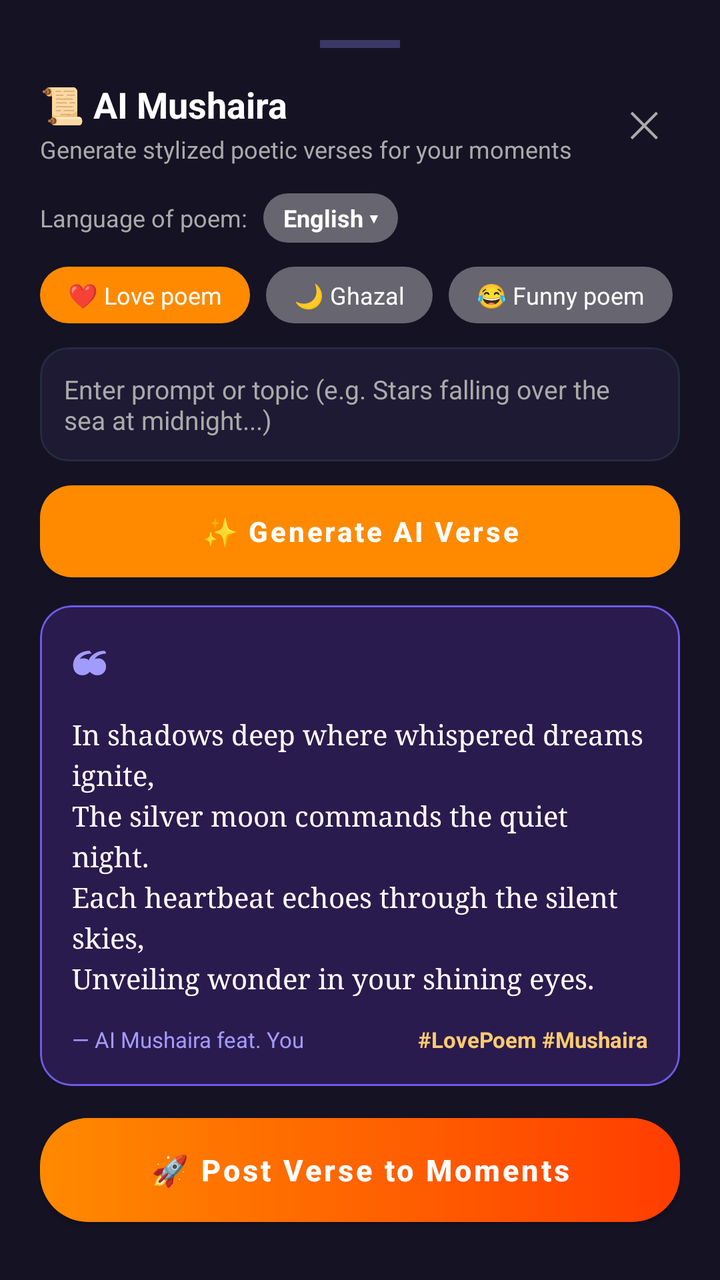
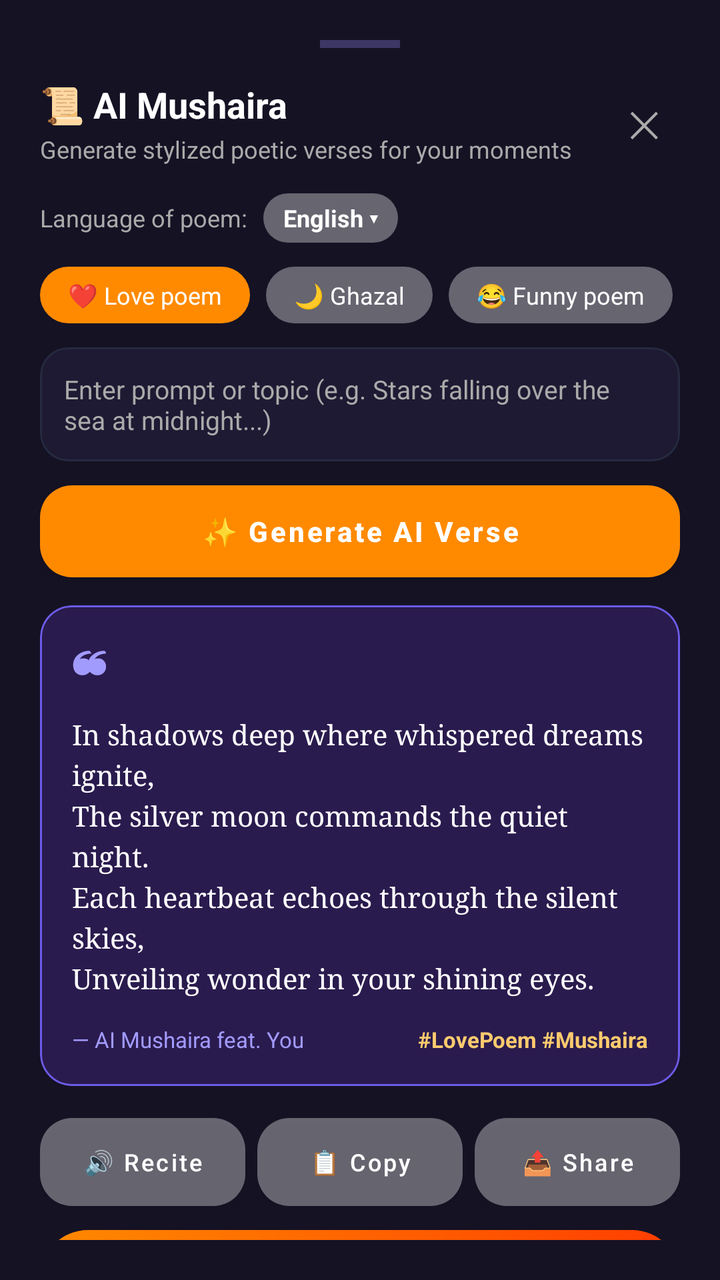

The first picture is an Android layout as it rendered before a commit; the second is the same layout after the commit. The layout source and the unified diff follow.
<!-- AndroidManifest.xml: application theme Theme.UnrealStar -->
<!-- res/layout/sheet_ai_mushaira.xml -->
<?xml version="1.0" encoding="utf-8"?>
<LinearLayout xmlns:android="http://schemas.android.com/apk/res/android"
    xmlns:app="http://schemas.android.com/apk/res-auto"
    xmlns:tools="http://schemas.android.com/tools"
    android:layout_width="match_parent"
    android:layout_height="wrap_content"
    android:background="#151224"
    android:orientation="vertical"
    android:padding="20dp">

    
    <View
        android:layout_width="40dp"
        android:layout_height="4dp"
        android:layout_gravity="center_horizontal"
        android:layout_marginBottom="16dp"
        android:background="#3D3766" />

    
    <RelativeLayout
        android:layout_width="match_parent"
        android:layout_height="wrap_content"
        android:layout_marginBottom="14dp">

        <LinearLayout
            android:layout_width="wrap_content"
            android:layout_height="wrap_content"
            android:layout_alignParentStart="true"
            android:layout_centerVertical="true"
            android:orientation="vertical">

            <TextView
                android:layout_width="wrap_content"
                android:layout_height="wrap_content"
                android:text="📜 AI Mushaira"
                android:textColor="@color/text_white"
                android:textSize="18sp"
                android:textStyle="bold" />

            <TextView
                android:layout_width="wrap_content"
                android:layout_height="wrap_content"
                android:layout_marginTop="2dp"
                android:text="Generate stylized poetic verses for your moments"
                android:textColor="@color/text_muted"
                android:textSize="12sp" />
        </LinearLayout>

        <TextView
            android:id="@+id/btnCloseMushaira"
            android:layout_width="36dp"
            android:layout_height="36dp"
            android:layout_alignParentEnd="true"
            android:layout_centerVertical="true"
            android:background="?attr/selectableItemBackgroundBorderless"
            android:gravity="center"
            android:text="✕"
            android:textColor="@color/text_muted"
            android:textSize="18sp" />
    </RelativeLayout>

    
    <LinearLayout
        android:layout_width="match_parent"
        android:layout_height="wrap_content"
        android:layout_marginBottom="12dp"
        android:gravity="center_vertical"
        android:orientation="horizontal">

        <TextView
            android:layout_width="wrap_content"
            android:layout_height="wrap_content"
            android:text="Language of poem:"
            android:textColor="@color/text_muted"
            android:textSize="12sp" />

        <TextView
            android:id="@+id/tvPoemLanguage"
            android:layout_width="wrap_content"
            android:layout_height="wrap_content"
            android:layout_marginStart="8dp"
            android:background="@drawable/bg_chip_translucent"
            android:paddingHorizontal="10dp"
            android:paddingVertical="4dp"
            android:text="English ▾"
            android:textColor="@color/text_white"
            android:textSize="12sp"
            android:textStyle="bold" />
    </LinearLayout>

    
    <HorizontalScrollView
        android:layout_width="match_parent"
        android:layout_height="wrap_content"
        android:layout_marginBottom="12dp"
        android:scrollbars="none">

        <LinearLayout
            android:id="@+id/layoutPoemStyles"
            android:layout_width="wrap_content"
            android:layout_height="wrap_content"
            android:orientation="horizontal">

            <TextView
                android:id="@+id/chipLovePoem"
                android:layout_width="wrap_content"
                android:layout_height="wrap_content"
                android:layout_marginEnd="8dp"
                android:background="@drawable/bg_chip_active"
                android:paddingHorizontal="14dp"
                android:paddingVertical="6dp"
                android:text="❤️ Love poem"
                android:textColor="@color/text_white"
                android:textSize="12sp" />

            <TextView
                android:id="@+id/chipGhazal"
                android:layout_width="wrap_content"
                android:layout_height="wrap_content"
                android:layout_marginEnd="8dp"
                android:background="@drawable/bg_chip_translucent"
                android:paddingHorizontal="14dp"
                android:paddingVertical="6dp"
                android:text="🌙 Ghazal"
                android:textColor="@color/text_white"
                android:textSize="12sp" />

            <TextView
                android:id="@+id/chipFunnyPoem"
                android:layout_width="wrap_content"
                android:layout_height="wrap_content"
                android:layout_marginEnd="8dp"
                android:background="@drawable/bg_chip_translucent"
                android:paddingHorizontal="14dp"
                android:paddingVertical="6dp"
                android:text="😂 Funny poem"
                android:textColor="@color/text_white"
                android:textSize="12sp" />

            <TextView
                android:id="@+id/chipOde"
                android:layout_width="wrap_content"
                android:layout_height="wrap_content"
                android:layout_marginEnd="8dp"
                android:background="@drawable/bg_chip_translucent"
                android:paddingHorizontal="14dp"
                android:paddingVertical="6dp"
                android:text="✨ Ode"
                android:textColor="@color/text_white"
                android:textSize="12sp" />

            <TextView
                android:id="@+id/chipShayari"
                android:layout_width="wrap_content"
                android:layout_height="wrap_content"
                android:layout_marginEnd="8dp"
                android:background="@drawable/bg_chip_translucent"
                android:paddingHorizontal="14dp"
                android:paddingVertical="6dp"
                android:text="💫 Shayari"
                android:textColor="@color/text_white"
                android:textSize="12sp" />
        </LinearLayout>
    </HorizontalScrollView>

    
    <com.google.android.material.card.MaterialCardView
        android:layout_width="match_parent"
        android:layout_height="wrap_content"
        android:layout_marginBottom="12dp"
        app:cardBackgroundColor="#1E1A33"
        app:cardCornerRadius="14dp"
        app:cardElevation="0dp"
        app:strokeColor="#252A40"
        app:strokeWidth="1dp">

        <EditText
            android:id="@+id/etPoemPrompt"
            android:layout_width="match_parent"
            android:layout_height="wrap_content"
            android:background="@null"
            android:gravity="top|start"
            android:hint="Enter prompt or topic (e.g. Stars falling over the sea at midnight...)"
            android:inputType="textMultiLine|textCapSentences"
            android:minLines="2"
            android:maxLines="4"
            android:padding="12dp"
            android:textColor="@color/text_white"
            android:textColorHint="@color/text_muted"
            android:textSize="13sp" />
    </com.google.android.material.card.MaterialCardView>

    
    <com.google.android.material.button.MaterialButton
        android:id="@+id/btnGenerateVerse"
        android:layout_width="match_parent"
        android:layout_height="46dp"
        android:layout_marginBottom="14dp"
        android:background="@drawable/bg_chip_active"
        android:text="✨ Generate AI Verse"
        android:textAllCaps="false"
        android:textColor="@color/text_white"
        android:textSize="14sp"
        android:textStyle="bold"
        app:backgroundTint="@null" />

    
    <com.google.android.material.card.MaterialCardView
        android:id="@+id/cardVersePreview"
        android:layout_width="match_parent"
        android:layout_height="wrap_content"
        android:layout_marginBottom="16dp"
        app:cardBackgroundColor="#2A1B4E"
        app:cardCornerRadius="16dp"
        app:cardElevation="0dp"
        app:strokeColor="#6C5CE7"
        app:strokeWidth="1dp">

        <LinearLayout
            android:layout_width="match_parent"
            android:layout_height="wrap_content"
            android:orientation="vertical"
            android:padding="16dp">

            <TextView
                android:layout_width="wrap_content"
                android:layout_height="wrap_content"
                android:text="❝"
                android:textColor="#A29BFE"
                android:textSize="24sp"
                android:textStyle="bold" />

            <TextView
                android:id="@+id/tvGeneratedVerse"
                android:layout_width="match_parent"
                android:layout_height="wrap_content"
                android:layout_marginVertical="6dp"
                android:lineSpacingExtra="4dp"
                android:text="In shadows deep where whispered dreams ignite,\nThe silver moon commands the quiet night.\nEach heartbeat echoes through the silent skies,\nUnveiling wonder in your shining eyes."
                android:textColor="@color/text_white"
                android:textSize="14sp"
                android:fontFamily="serif" />

            <RelativeLayout
                android:layout_width="match_parent"
                android:layout_height="wrap_content"
                android:layout_marginTop="8dp">

                <TextView
                    android:id="@+id/tvPoemAuthor"
                    android:layout_width="wrap_content"
                    android:layout_height="wrap_content"
                    android:layout_alignParentStart="true"
                    android:text="— AI Mushaira feat. You"
                    android:textColor="#A29BFE"
                    android:textSize="11sp" />

                <TextView
                    android:id="@+id/tvPoemTag"
                    android:layout_width="wrap_content"
                    android:layout_height="wrap_content"
                    android:layout_alignParentEnd="true"
                    android:text="#LovePoem #Mushaira"
                    android:textColor="#FDCB6E"
                    android:textSize="11sp"
                    android:textStyle="bold" />
            </RelativeLayout>
        </LinearLayout>
    </com.google.android.material.card.MaterialCardView>

    
    <com.google.android.material.button.MaterialButton
        android:id="@+id/btnPostPoemToFeed"
        android:layout_width="match_parent"
        android:layout_height="52dp"
        android:background="@drawable/bg_btn_gradient_orange"
        android:text="🚀 Post Verse to Moments"
        android:textAllCaps="false"
        android:textColor="@color/text_white"
        android:textSize="15sp"
        android:textStyle="bold"
        app:backgroundTint="@null" />
</LinearLayout>
<!-- resources referenced by this layout -->
<resources>
  <color name="text_muted">#AAAAAA</color>
  <color name="text_white">#FFFFFF</color>
  <!-- drawable bg_btn_gradient_orange (drawable) -->
  <?xml version="1.0" encoding="utf-8"?>
  <shape xmlns:android="http://schemas.android.com/apk/res/android"
      android:shape="rectangle">
      <gradient
          android:angle="0"
          android:startColor="#FF8A00"
          android:endColor="#FF3D00"
          android:type="linear" />
      <corners android:radius="24dp" />
  </shape>
  <!-- drawable bg_chip_active (drawable) -->
  <?xml version="1.0" encoding="utf-8"?>
  <shape xmlns:android="http://schemas.android.com/apk/res/android"
      android:shape="rectangle">
      <solid android:color="#FF8A00" />
      <corners android:radius="16dp" />
  </shape>
  <!-- drawable bg_chip_translucent (drawable) -->
  <?xml version="1.0" encoding="utf-8"?>
  <shape xmlns:android="http://schemas.android.com/apk/res/android"
      android:shape="rectangle">
      <solid android:color="@color/chip_translucent" />
      <corners android:radius="16dp" />
  </shape>
  <style name="Theme.UnrealStar" parent="Theme.MaterialComponents.DayNight.NoActionBar">
          <item name="colorPrimary">@color/primary</item>
          <item name="colorPrimaryVariant">@color/primary_variant</item>
          <item name="colorSecondary">@color/secondary</item>
          <item name="android:statusBarColor">@color/background_dark</item>
          <item name="android:navigationBarColor">@color/background_dark</item>
      </style>
  <color name="chip_translucent">#59FFFFFF</color>
  <color name="primary">#FF0055</color>
  <color name="primary_variant">#D60047</color>
  <color name="secondary">#FFD700</color>
  <color name="background_dark">#121212</color>
</resources>

<!-- the commit's change to res/layout/sheet_ai_mushaira.xml (unified diff, before → after) -->
@@ -269,6 +269,54 @@
     </com.google.android.material.card.MaterialCardView>
 
     
+    <LinearLayout
+        android:layout_width="match_parent"
+        android:layout_height="wrap_content"
+        android:layout_marginBottom="12dp"
+        android:orientation="horizontal"
+        android:weightSum="3">
+
+        <com.google.android.material.button.MaterialButton
+            android:id="@+id/btnListenPoem"
+            android:layout_width="0dp"
+            android:layout_height="44dp"
+            android:layout_weight="1"
+            android:layout_marginEnd="4dp"
+            android:background="@drawable/bg_chip_translucent"
+            android:text="🔊 Recite"
+            android:textAllCaps="false"
+            android:textColor="@color/text_white"
+            android:textSize="12sp"
+            app:backgroundTint="@null" />
+
+        <com.google.android.material.button.MaterialButton
+            android:id="@+id/btnCopyPoem"
+            android:layout_width="0dp"
+            android:layout_height="44dp"
+            android:layout_weight="1"
+            android:layout_marginHorizontal="2dp"
+            android:background="@drawable/bg_chip_translucent"
+            android:text="📋 Copy"
+            android:textAllCaps="false"
+            android:textColor="@color/text_white"
+            android:textSize="12sp"
+            app:backgroundTint="@null" />
+
+        <com.google.android.material.button.MaterialButton
+            android:id="@+id/btnSharePoem"
+            android:layout_width="0dp"
+            android:layout_height="44dp"
+            android:layout_weight="1"
+            android:layout_marginStart="4dp"
+            android:background="@drawable/bg_chip_translucent"
+            android:text="📤 Share"
+            android:textAllCaps="false"
+            android:textColor="@color/text_white"
+            android:textSize="12sp"
+            app:backgroundTint="@null" />
+    </LinearLayout>
+
+    
     <com.google.android.material.button.MaterialButton
         android:id="@+id/btnPostPoemToFeed"
         android:layout_width="match_parent"
